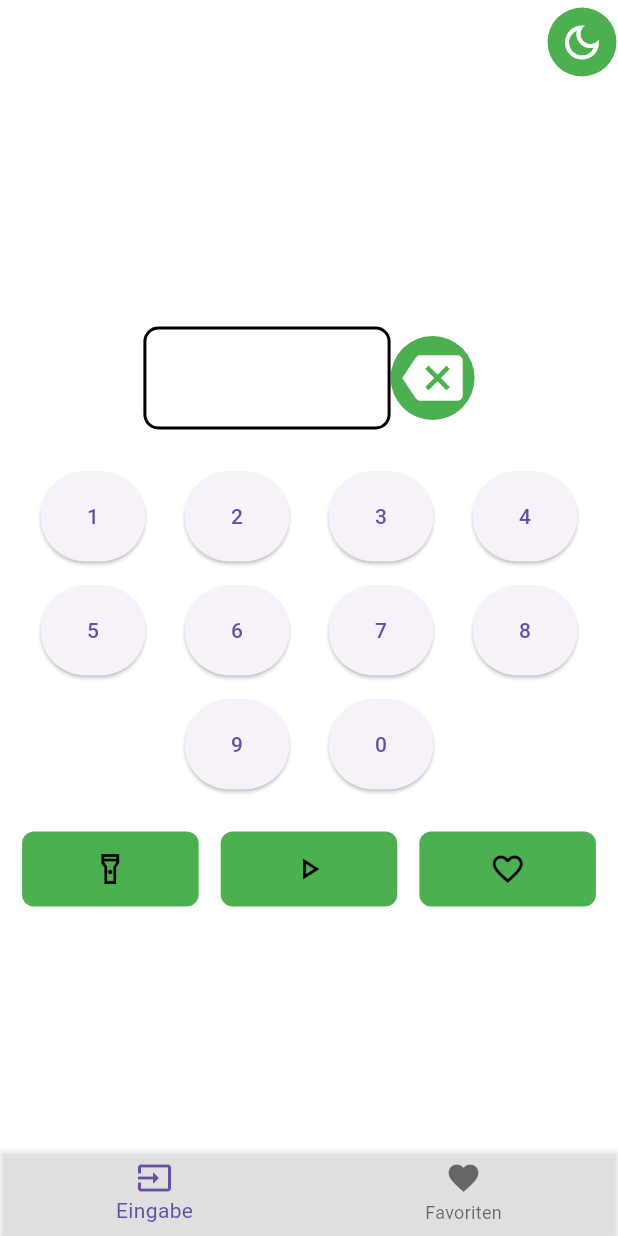
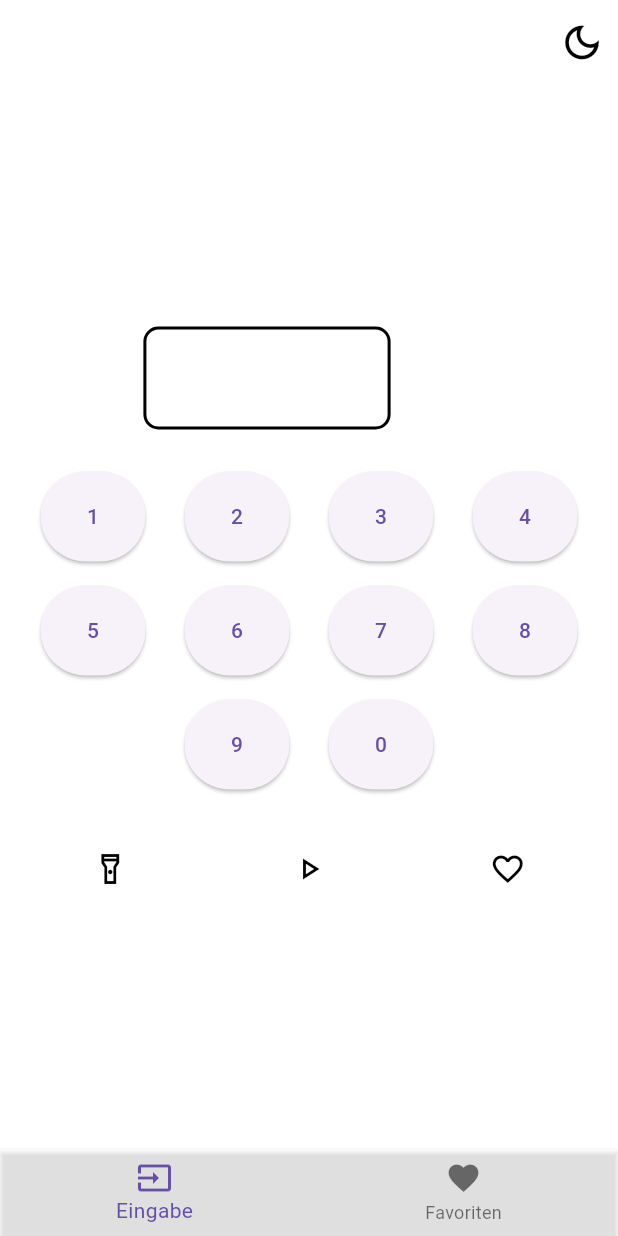
Before and after one commit to matatoMatata94/flash_meter, a Flutter app: the screen it shows after launch, on a phone screen of 412 x 824 dp. Run offline on Flutter 3.47's test engine with Material 3 defaults, Android fonts, the phone set to English and light mode, and no system bars; our stand-ins replace shared_preferences; missing offline and left inert: torch_light.

Commit message:
Worked on theme

```diff
--- a/lib/view/flash_meter_view.dart
+++ b/lib/view/flash_meter_view.dart
@@ -34,25 +34,23 @@ class _FlashMeterAppState extends State<FlashMeterApp> {
     final themeProvider = Provider.of<ThemeProvider>(context);
     return Scaffold(
       appBar: AppBar(
-        title: const Text(
-          'FlashMeter',
-          style: TextStyle(color: Colors.white),
-        ),
         actions: [
           IconButton(
             onPressed: () {
               themeProvider.changeThemeMode();
             },
+            style: const ButtonStyle(
+              backgroundColor:
+                  MaterialStatePropertyAll<Color>(Colors.transparent),
+            ),
             icon: themeProvider.isLightMode
                 ? const Icon(
                     Icons.dark_mode_outlined,
                     size: 30,
-                    color: Colors.white,
                   )
                 : const Icon(
                     Icons.light_mode_outlined,
                     size: 30,
-                    color: Colors.black,
                   ),
           ),
         ],
--- a/lib/view/theme/color/color_palette.dart
+++ b/lib/view/theme/color/color_palette.dart
@@ -19,7 +19,7 @@ class LightColorPalette implements ColorPalette {
 
 class DarkColorPalette implements ColorPalette {
   @override
-  Color get scaffoldBackgroundColor => Colors.black;
+  Color get scaffoldBackgroundColor => Colors.black54;
 
   @override
   Color get primaryColorLight => Colors.grey;
--- a/lib/view/widgets/common_widgets.dart
+++ b/lib/view/widgets/common_widgets.dart
@@ -196,6 +196,9 @@ class DeleteButton extends StatelessWidget {
     return IconButton(
       icon: const Icon(Icons.backspace),
       iconSize: 40,
+      style: const ButtonStyle(
+        backgroundColor: MaterialStatePropertyAll<Color>(Colors.transparent),
+      ),
       onPressed: () {
         onPressed();
       },
```
Also changed, not shown: lib/view/theme/widget_theme/theme_palette.dart (+9 -2 lines).
